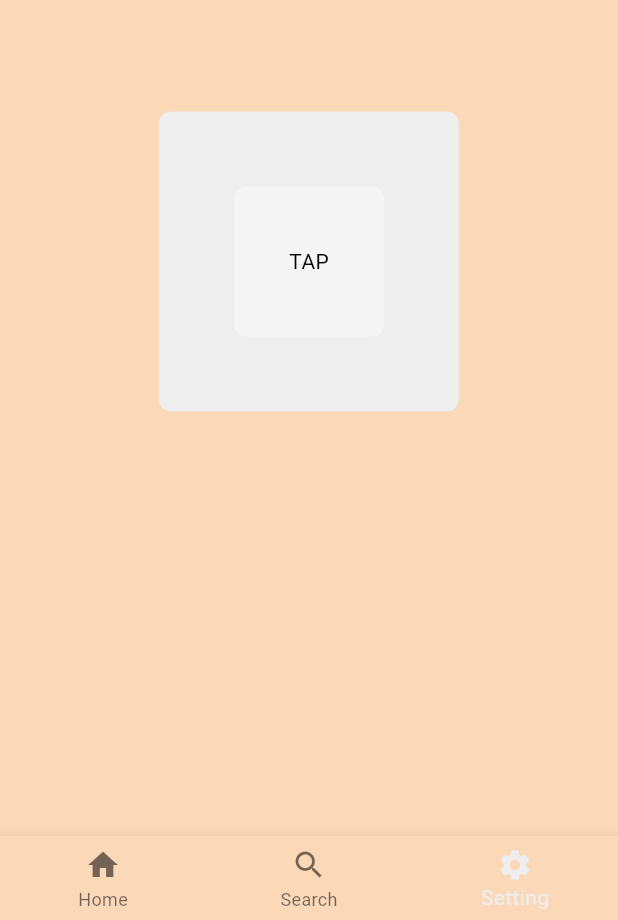
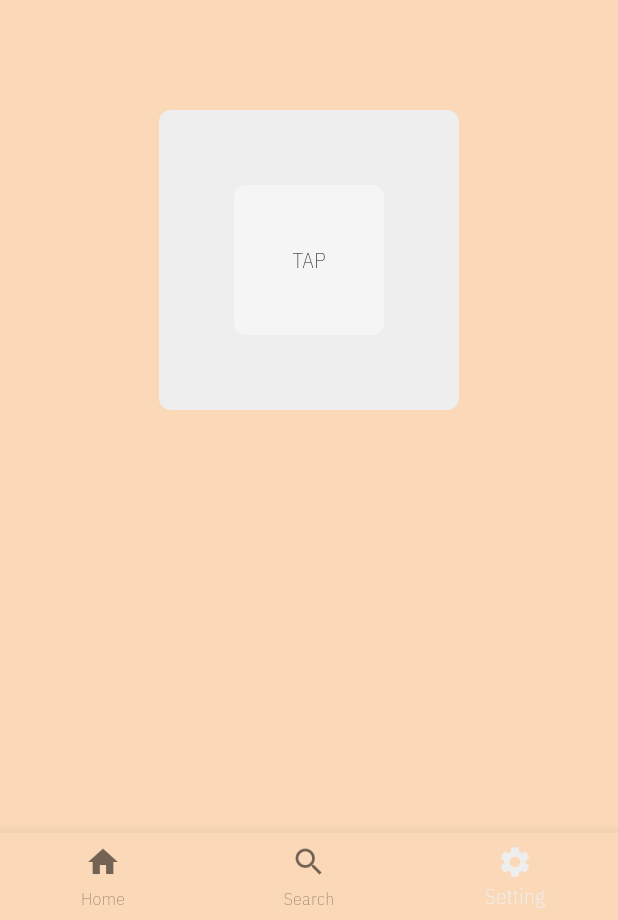
Before and after one commit to kutucoding/submission_restaurant_app, a Flutter app: the screen it shows after launch, item 3 of the bottom bar chosen, on a phone screen of 412 x 824 dp. Shown: the part 313-1233 px from the top of the screen. Run offline on Flutter 3.47's test engine with Material 3 defaults, Android fonts, the phone set to English and light mode, and no system bars; network calls fail; project files that could hold a hidden picture were left out.

Commit message:
memperbaiki _textTheme

```diff
--- a/lib/provider/setting/theme_provider.dart
+++ b/lib/provider/setting/theme_provider.dart
@@ -1,9 +1,9 @@
 import 'package:flutter/material.dart';
-import 'package:restaurant_app/style/components/setting_theme.dart';
+import 'package:restaurant_app/style/theme/theme.dart';
 
 
 class ThemeProvider extends ChangeNotifier{
-  ThemeData _themeData = lightMode;
+  ThemeData _themeData = RestaurantTheme().lightMode;
 
   ThemeData get themeData => _themeData;
 
@@ -13,10 +13,10 @@ class ThemeProvider extends ChangeNotifier{
   }
 
   void toggleTheme() {
-    if (_themeData == lightMode){
-      themeData = darkMode;
+    if (_themeData == RestaurantTheme().lightMode){
+      themeData = RestaurantTheme().darkMode;
     } else {
-      themeData = lightMode;
+      themeData = RestaurantTheme().lightMode;
     }
   }
 }
--- a/lib/style/components/setting_theme.dart
+++ /dev/null
@@ -1,19 +0,0 @@
-import 'package:flutter/material.dart';
-
-ThemeData lightMode = ThemeData(
-  brightness: Brightness.light,
-  colorScheme: ColorScheme.light(
-    surface: const Color(0xffFAD8B8),
-    primary:  Colors.grey.shade200,
-    secondary: Colors.grey.shade100,
-  )
-);
-
-ThemeData darkMode = ThemeData(
-  brightness: Brightness.dark,
-  colorScheme: ColorScheme.dark(
-    surface: Colors.grey.shade900,
-    primary: Colors.grey.shade800,
-    secondary: Colors.grey.shade700,
-  )
-);
--- a/lib/style/theme/theme.dart
+++ b/lib/style/theme/theme.dart
@@ -22,4 +22,24 @@ static TextTheme get _textTheme {
     );
   }
 
+  ThemeData lightMode = ThemeData(
+  brightness: Brightness.light,
+  textTheme: _textTheme,
+  colorScheme: ColorScheme.light(
+    surface: const Color(0xffFAD8B8),
+    primary:  Colors.grey.shade200,
+    secondary: Colors.grey.shade100,
+  )
+);
+
+ThemeData darkMode = ThemeData(
+  brightness: Brightness.dark,
+  textTheme: _textTheme,
+  colorScheme: ColorScheme.dark(
+    surface: Colors.grey.shade900,
+    primary: Colors.grey.shade800,
+    secondary: Colors.grey.shade700,
+  )
+);
+
 }
```
